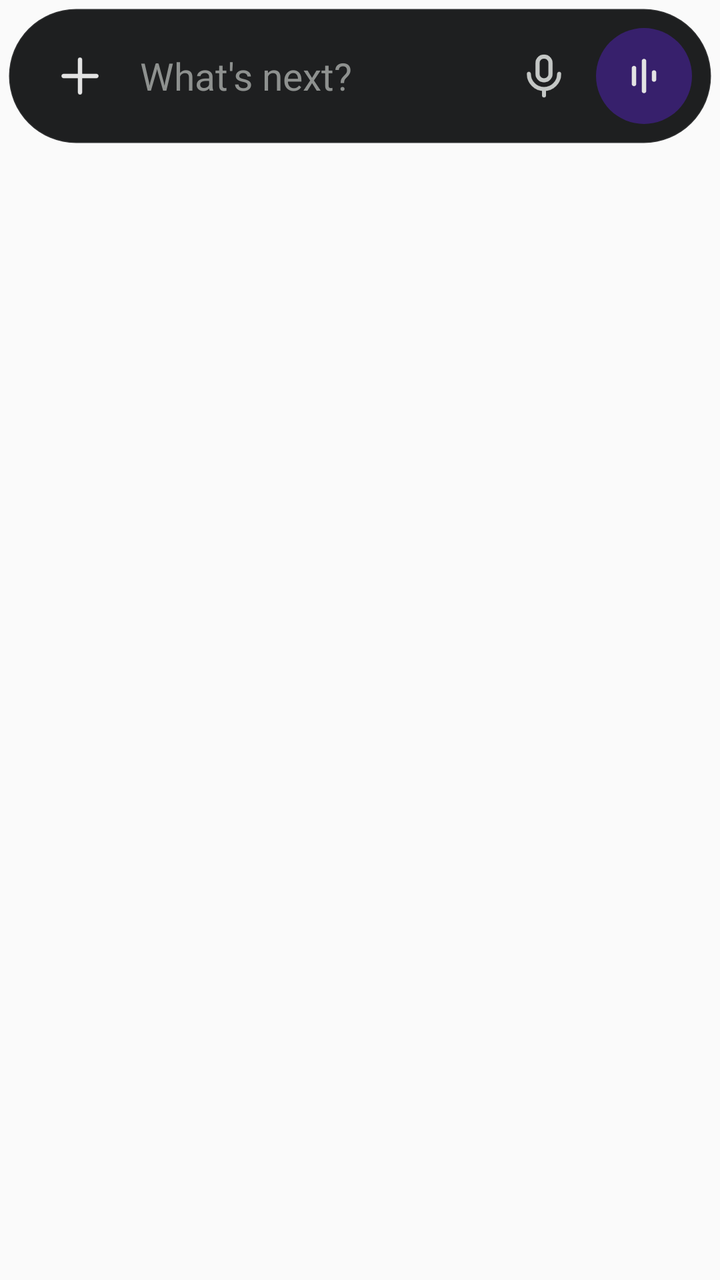
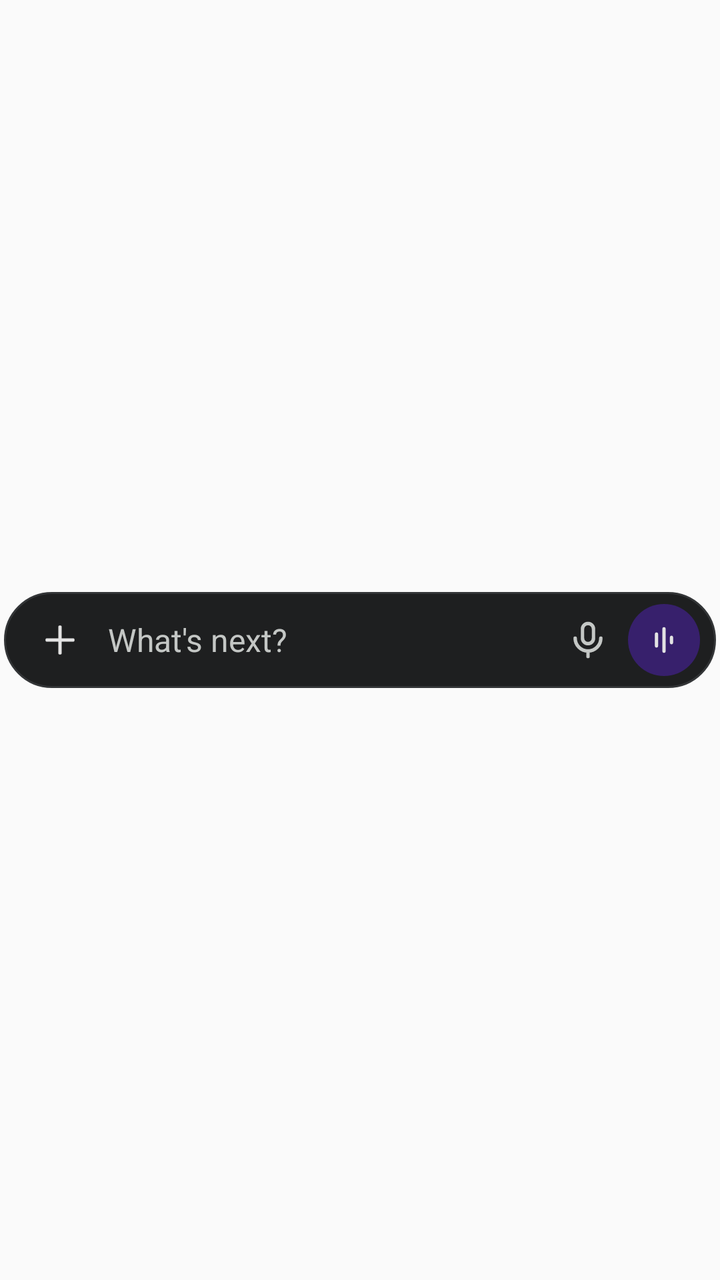

An Android layout rendered at two revisions. The XML below is the earlier revision; the diff shows what the commit changed to produce the second picture.
<!-- AndroidManifest.xml: application theme Theme.AppCompat.DayNight.NoActionBar -->
<!-- res/layout/widget_gemini_pill.xml -->
<?xml version="1.0" encoding="utf-8"?>
<LinearLayout xmlns:android="http://schemas.android.com/apk/res/android"
    android:layout_width="match_parent"
    android:layout_height="wrap_content"
    android:orientation="vertical"
    android:padding="4dp">

    
    <LinearLayout
        android:id="@+id/widget_answer_card"
        android:layout_width="match_parent"
        android:layout_height="wrap_content"
        android:layout_marginBottom="6dp"
        android:background="@drawable/bg_response_card"
        android:orientation="horizontal"
        android:padding="12dp"
        android:visibility="gone">

        <TextView
            android:id="@+id/widget_answer_text"
            android:layout_width="0dp"
            android:layout_height="wrap_content"
            android:layout_weight="1"
            android:ellipsize="end"
            android:maxLines="4"
            android:textColor="#E3E3E3"
            android:textSize="13sp" />

        <TextView
            android:id="@+id/widget_btn_clear"
            android:layout_width="28dp"
            android:layout_height="28dp"
            android:gravity="center"
            android:text="✕"
            android:textColor="#9AA0A6"
            android:textSize="14sp" />
    </LinearLayout>

    
    <LinearLayout
        android:id="@+id/widget_pill_root"
        android:layout_width="match_parent"
        android:layout_height="68dp"
        android:background="@drawable/bg_gemini_pill"
        android:gravity="center_vertical"
        android:orientation="horizontal"
        android:paddingStart="16dp"
        android:paddingEnd="10dp">

        
        <ImageView
            android:id="@+id/widget_btn_plus"
            android:layout_width="40dp"
            android:layout_height="40dp"
            android:contentDescription="Quick actions"
            android:padding="6dp"
            android:src="@drawable/ic_plus" />

        
        <TextView
            android:id="@+id/widget_btn_prompt"
            android:layout_width="0dp"
            android:layout_height="match_parent"
            android:layout_weight="1"
            android:gravity="center_vertical"
            android:paddingStart="10dp"
            android:paddingEnd="8dp"
            android:singleLine="true"
            android:text="@string/whats_next"
            android:textColor="#8E918F"
            android:textSize="19sp" />

        
        <ImageView
            android:id="@+id/widget_btn_mic"
            android:layout_width="40dp"
            android:layout_height="40dp"
            android:layout_marginEnd="6dp"
            android:contentDescription="Voice input"
            android:padding="7dp"
            android:src="@drawable/ic_mic" />

        
        <FrameLayout
            android:id="@+id/widget_btn_live"
            android:layout_width="48dp"
            android:layout_height="48dp"
            android:background="@drawable/bg_live_circle">

            <ImageView
                android:layout_width="24dp"
                android:layout_height="24dp"
                android:layout_gravity="center"
                android:contentDescription="Gemini Live"
                android:src="@drawable/ic_waveform" />
        </FrameLayout>

    </LinearLayout>
</LinearLayout>
<!-- resources referenced by this layout -->
<resources>
  <!-- drawable bg_gemini_pill (drawable) -->
  <?xml version="1.0" encoding="utf-8"?>
  <shape xmlns:android="http://schemas.android.com/apk/res/android"
      android:shape="rectangle">
      <solid android:color="#1E1F20" />
      <corners android:radius="999dp" />
      <stroke
          android:width="1dp"
          android:color="#14FFFFFF" />
  </shape>
  <!-- drawable bg_live_circle (drawable) -->
  <?xml version="1.0" encoding="utf-8"?>
  <shape xmlns:android="http://schemas.android.com/apk/res/android"
      android:shape="oval">
      <solid android:color="#37206C" />
  </shape>
  <!-- drawable bg_response_card (drawable) -->
  <?xml version="1.0" encoding="utf-8"?>
  <shape xmlns:android="http://schemas.android.com/apk/res/android"
      android:shape="rectangle">
      <solid android:color="#F21E1F20" />
      <corners android:radius="24dp" />
      <stroke
          android:width="1dp"
          android:color="#1FFFFFFF" />
  </shape>
  <!-- drawable ic_mic (drawable) -->
  <?xml version="1.0" encoding="utf-8"?>
  <vector xmlns:android="http://schemas.android.com/apk/res/android"
      android:width="24dp"
      android:height="24dp"
      android:viewportWidth="24"
      android:viewportHeight="24">
      <path
          android:fillColor="#00000000"
          android:pathData="M12,3A3,3 0,0 1,15 6L15,11A3,3 0,0 1,9 11L9,6A3,3 0,0 1,12 3Z"
          android:strokeWidth="1.9"
          android:strokeColor="#C4C7C5"
          android:strokeLineCap="round"
          android:strokeLineJoin="round" />
      <path
          android:fillColor="#00000000"
          android:pathData="M5,11A7,7 0,0 0,19 11M12,18L12,21"
          android:strokeWidth="1.9"
          android:strokeColor="#C4C7C5"
          android:strokeLineCap="round"
          android:strokeLineJoin="round" />
  </vector>
  <!-- drawable ic_plus (drawable) -->
  <?xml version="1.0" encoding="utf-8"?>
  <vector xmlns:android="http://schemas.android.com/apk/res/android"
      android:width="24dp"
      android:height="24dp"
      android:viewportWidth="24"
      android:viewportHeight="24">
      <path
          android:fillColor="#00000000"
          android:pathData="M12,5L12,19M5,12L19,12"
          android:strokeWidth="1.9"
          android:strokeColor="#E3E3E3"
          android:strokeLineCap="round" />
  </vector>
  <!-- drawable ic_waveform (drawable) -->
  <?xml version="1.0" encoding="utf-8"?>
  <vector xmlns:android="http://schemas.android.com/apk/res/android"
      android:width="24dp"
      android:height="24dp"
      android:viewportWidth="24"
      android:viewportHeight="24">
      
      <path
          android:fillColor="#00000000"
          android:pathData="M7,8L7,16M12,4.5L12,19.5M17,10.2L17,13.8"
          android:strokeWidth="2.2"
          android:strokeColor="#E3E3E3"
          android:strokeLineCap="round" />
  </vector>
  <string name="whats_next">What\'s next?</string>
</resources>

<!-- the commit's change to res/layout/widget_gemini_pill.xml (unified diff, before → after) -->
@@ -1,19 +1,24 @@
 <?xml version="1.0" encoding="utf-8"?>
 <LinearLayout xmlns:android="http://schemas.android.com/apk/res/android"
+    android:id="@+id/widget_outer_container"
     android:layout_width="match_parent"
-    android:layout_height="wrap_content"
+    android:layout_height="match_parent"
+    android:gravity="center_vertical"
     android:orientation="vertical"
-    android:padding="4dp">
+    android:padding="2dp">
 
     
     <LinearLayout
         android:id="@+id/widget_answer_card"
         android:layout_width="match_parent"
-        android:layout_height="wrap_content"
-        android:layout_marginBottom="6dp"
+        android:layout_height="0dp"
+        android:layout_marginBottom="4dp"
+        android:layout_weight="1"
         android:background="@drawable/bg_response_card"
+        android:gravity="top"
+        android:minHeight="32dp"
         android:orientation="horizontal"
-        android:padding="12dp"
+        android:padding="10dp"
         android:visibility="gone">
 
         <TextView
@@ -22,76 +27,84 @@
             android:layout_height="wrap_content"
             android:layout_weight="1"
             android:ellipsize="end"
-            android:maxLines="4"
-            android:textColor="#E3E3E3"
+            android:maxLines="6"
+            android:textColor="#F1F3F4"
             android:textSize="13sp" />
 
         <TextView
             android:id="@+id/widget_btn_clear"
-            android:layout_width="28dp"
-            android:layout_height="28dp"
+            android:layout_width="24dp"
+            android:layout_height="24dp"
             android:gravity="center"
             android:text="✕"
             android:textColor="#9AA0A6"
-            android:textSize="14sp" />
+            android:textSize="13sp" />
     </LinearLayout>
 
     
     <LinearLayout
         android:id="@+id/widget_pill_root"
         android:layout_width="match_parent"
-        android:layout_height="68dp"
+        android:layout_height="wrap_content"
         android:background="@drawable/bg_gemini_pill"
         android:gravity="center_vertical"
+        android:minHeight="28dp"
         android:orientation="horizontal"
-        android:paddingStart="16dp"
-        android:paddingEnd="10dp">
+        android:paddingStart="12dp"
+        android:paddingTop="6dp"
+        android:paddingEnd="8dp"
+        android:paddingBottom="6dp">
 
         
         <ImageView
             android:id="@+id/widget_btn_plus"
-            android:layout_width="40dp"
-            android:layout_height="40dp"
-            android:contentDescription="Quick actions"
-            android:padding="6dp"
+            android:layout_width="32dp"
+            android:layout_height="32dp"
+            android:contentDescription="Cycle visual style"
+            android:padding="5dp"
+            android:scaleType="fitCenter"
             android:src="@drawable/ic_plus" />
 
         
         <TextView
             android:id="@+id/widget_btn_prompt"
             android:layout_width="0dp"
-            android:layout_height="match_parent"
+            android:layout_height="wrap_content"
             android:layout_weight="1"
+            android:ellipsize="end"
             android:gravity="center_vertical"
-            android:paddingStart="10dp"
-            android:paddingEnd="8dp"
-            android:singleLine="true"
+            android:maxLines="2"
+            android:paddingStart="8dp"
+            android:paddingEnd="6dp"
             android:text="@string/whats_next"
-            android:textColor="#8E918F"
-            android:textSize="19sp" />
+            android:textColor="#C4C7C5"
+            android:textSize="16sp" />
 
         
         <ImageView
             android:id="@+id/widget_btn_mic"
-            android:layout_width="40dp"
-            android:layout_height="40dp"
-            android:layout_marginEnd="6dp"
+            android:layout_width="32dp"
+            android:layout_height="32dp"
+            android:layout_marginEnd="4dp"
             android:contentDescription="Voice input"
-            android:padding="7dp"
+            android:padding="5dp"
+            android:scaleType="fitCenter"
             android:src="@drawable/ic_mic" />
 
         
         <FrameLayout
             android:id="@+id/widget_btn_live"
-            android:layout_width="48dp"
-            android:layout_height="48dp"
+            android:layout_width="36dp"
+            android:layout_height="36dp"
             android:background="@drawable/bg_live_circle">
 
             <ImageView
-                android:layout_width="24dp"
-                android:layout_height="24dp"
+                android:id="@+id/widget_right_icon"
+                android:layout_width="18dp"
+                android:layout_height="18dp"
                 android:layout_gravity="center"
-                android:contentDescription="Gemini Live"
+                android:contentDescription="Action"
+                android:scaleType="fitCenter"
                 android:src="@drawable/ic_waveform" />
         </FrameLayout>
 
<!-- resource entries referenced after the edit -->
@@ -8,7 +8,7 @@
       <corners android:radius="999dp" />
       <stroke
           android:width="1dp"
-          android:color="#14FFFFFF" />
+          android:color="#333537" />
   </shape>
   <!-- drawable bg_live_circle (drawable) -->
   <?xml version="1.0" encoding="utf-8"?>
@@ -20,11 +20,11 @@
   <?xml version="1.0" encoding="utf-8"?>
   <shape xmlns:android="http://schemas.android.com/apk/res/android"
       android:shape="rectangle">
-      <solid android:color="#F21E1F20" />
-      <corners android:radius="24dp" />
+      <solid android:color="#1E1F20" />
+      <corners android:radius="20dp" />
       <stroke
           android:width="1dp"
-          android:color="#1FFFFFFF" />
+          android:color="#333537" />
   </shape>
   <!-- drawable ic_mic (drawable) -->
   <?xml version="1.0" encoding="utf-8"?>
